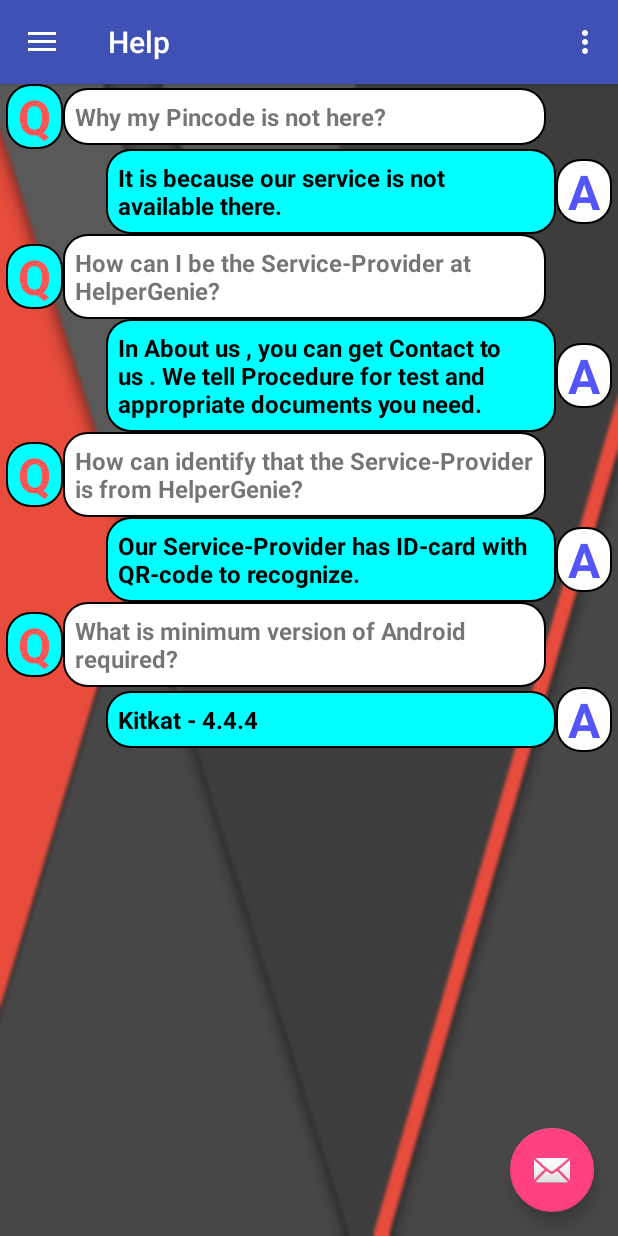
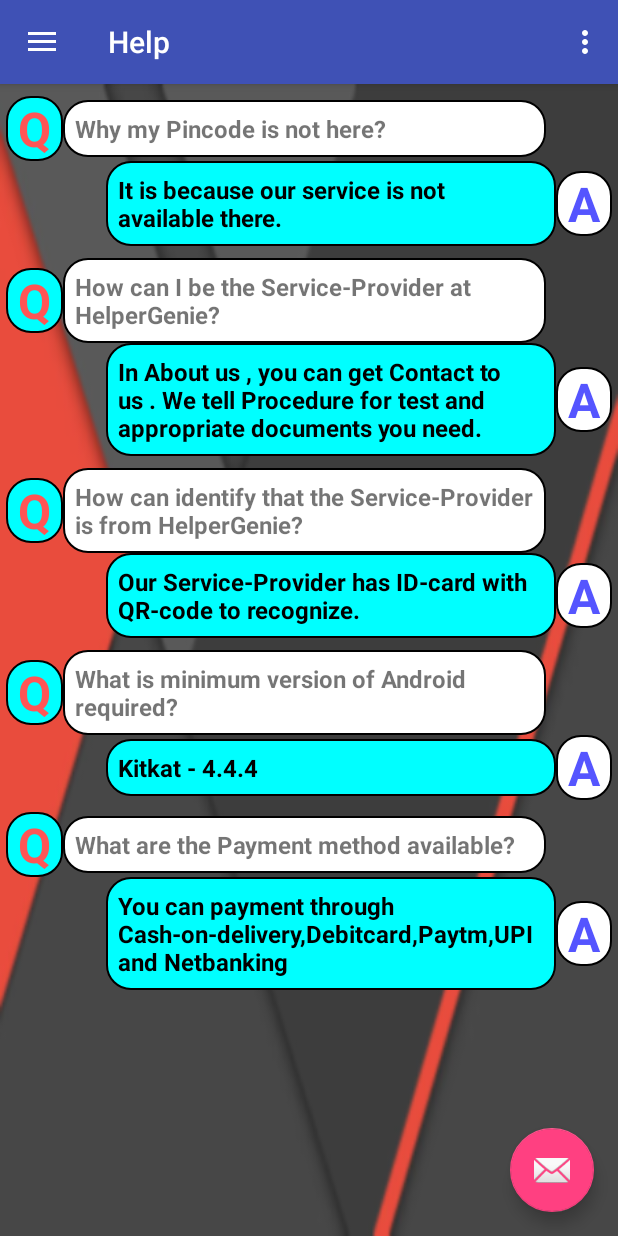
Before and after one commit to Lad-Rahul/HelperGenie, an Android app: the fragment HelpActivity placed in its activity, on a phone screen of 412 x 824 dp. Run offline under Robolectric (Android 15) with nearby library versions, the phone set to English and light mode, and no system bars; our stand-ins replace Firebase (no records; nobody signed in at launch, a user with empty details on screens opened directly); libraries missing offline, so code that uses them is left out: com.firebase.ui.

Commit message:
Update help Activity

```diff
--- a/app/src/main/res/layout/activity_help.xml
+++ b/app/src/main/res/layout/activity_help.xml
@@ -16,6 +16,7 @@
         android:layout_height="wrap_content"
         android:layout_gravity="left"
         android:gravity="center"
+        android:layout_marginTop="8dp"
         android:orientation="horizontal">
 
         <TextView
@@ -74,6 +75,7 @@
         android:layout_width="match_parent"
         android:layout_height="wrap_content"
         android:layout_gravity="left"
+        android:layout_marginTop="8dp"
         android:gravity="center"
         android:orientation="horizontal">
 
@@ -133,6 +135,7 @@
         android:layout_width="match_parent"
         android:layout_height="wrap_content"
         android:layout_gravity="left"
+        android:layout_marginTop="8dp"
         android:gravity="center"
         android:orientation="horizontal">
 
@@ -191,6 +194,7 @@
         android:layout_height="wrap_content"
         android:layout_gravity="left"
         android:gravity="center"
+        android:layout_marginTop="8dp"
         android:orientation="horizontal">
 
         <TextView
@@ -243,5 +247,64 @@
             android:textSize="32dp"/>
     </LinearLayout>
 
+
+        <LinearLayout
+            android:layout_width="match_parent"
+            android:layout_height="wrap_content"
+            android:layout_gravity="left"
+            android:layout_marginTop="8dp"
+            android:gravity="center"
+            android:orientation="horizontal">
+
+            <TextView
+                android:layout_width="wrap_content"
+                android:layout_height="wrap_content"
+                android:text=" Q "
+                android:layout_marginLeft="4dp"
+                android:textStyle="bold"
+                android:textColor="#ff5555"
+                android:background="@drawable/bkg_answer"
+                android:textSize="32dp"/>
+
+            <TextView
+                android:id="@+id/text_q5"
+                android:layout_width="match_parent"
+                android:layout_height="wrap_content"
+                android:padding="8dp"
+                android:textSize="16dp"
+                android:textStyle="bold"
+                android:background="@drawable/bkg_question"
+                android:layout_marginRight="48dp"
+                android:text="@string/q5" />
+        </LinearLayout>
+
+        <LinearLayout
+            android:layout_width="wrap_content"
+            android:layout_height="wrap_content"
+            android:layout_gravity="right"
+            android:gravity="center"
+            android:orientation="horizontal">
+            <TextView
+                android:id="@+id/text_a5"
+                android:layout_width="300dp"
+                android:layout_height="wrap_content"
+                android:padding="8dp"
+                android:textSize="16dp"
+                android:textStyle="bold"
+                android:textColor="#000000"
+                android:background="@drawable/bkg_answer"
+                android:text="@string/a5" />
+
+            <TextView
+                android:layout_width="wrap_content"
+                android:layout_height="wrap_content"
+                android:text=" A "
+                android:background="@drawable/bkg_question"
+                android:layout_marginRight="4dp"
+                android:textColor="#5555ff"
+                android:textStyle="bold"
+                android:textSize="32dp"/>
+        </LinearLayout>
+
     </LinearLayout>
 </ScrollView>
--- a/app/src/main/res/values/strings.xml
+++ b/app/src/main/res/values/strings.xml
@@ -22,5 +22,8 @@
     <string name="q4">What is minimum version of Android required?</string>
     <string name="a4">Kitkat - 4.4.4</string>
 
+    <string name="q5">What are the Payment method available?</string>
+    <string name="a5">You can payment through Cash-on-delivery,Debitcard,Paytm,UPI and Netbanking</string>
+
 
 </resources>
```
